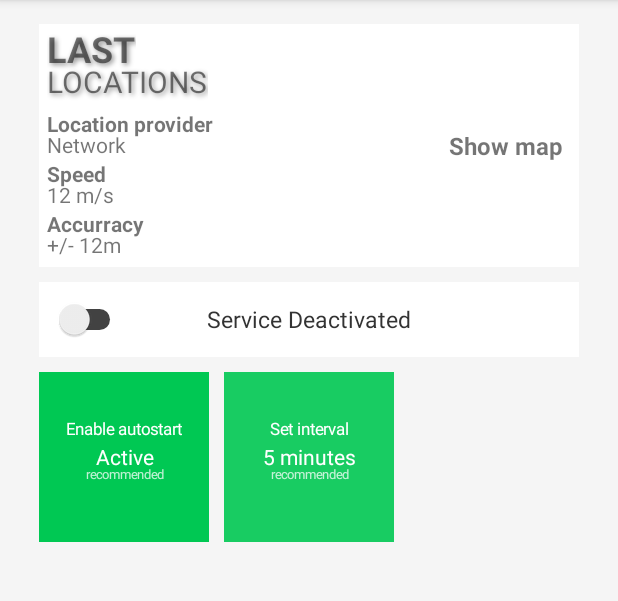
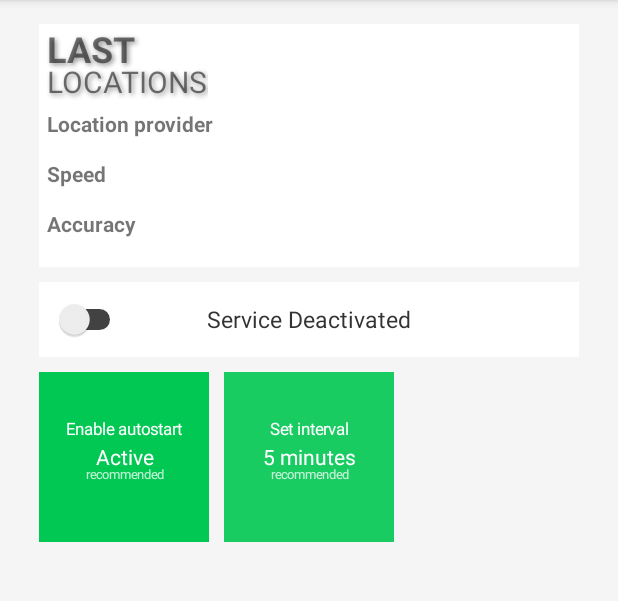
Before and after one commit to intxcc/OwnTrack, an Android app: the screen it shows after launch (MainActivity), after a tap on "LAST", on a phone screen of 412 x 824 dp, the part 84-685 px from its top. Run offline under Robolectric (Android 15) with nearby library versions, the phone set to English and light mode, and no system bars; 3 statements that could not run were skipped.

Commit message:
Added function to Last Location. Remove some early implemented TODO things, to concentrate on main function ATM.

```diff
--- a/app/src/main/java/cc/intx/owntrack/Preferences.java
+++ b/app/src/main/java/cc/intx/owntrack/Preferences.java
@@ -39,16 +39,14 @@ public class Preferences {
 
         private int defaultValue;//The value to use if none is set and to show "recommended" under
         private ArrayList<String> possibleValues;//A list of all possible values
-        private boolean isCustomizable = false;//TODO True is the user should be able to save a custom value
 
         //The constructor sets all variables of this preference
-        public Item(String key, String dataType, ArrayList<String> possibleValues, int defaultValue, boolean isCustomizable, String descriptionTop,
+        public Item(String key, String dataType, ArrayList<String> possibleValues, int defaultValue, String descriptionTop,
                     String descriptionBottom, String valueSuffix, int backgroundColor, int textColor, int activeBackgroundColor, int activeTextColor) {
             this.key = key;
             this.dataType = dataType;
             this.possibleValues = possibleValues;
             this.defaultValue = defaultValue;
-            this.isCustomizable = isCustomizable;//TODO Implement custom settings
             this.descriptionTop = descriptionTop;
             this.descriptionBottom = descriptionBottom;
             this.valueSuffix = valueSuffix;
@@ -116,10 +114,6 @@ public class Preferences {
             return valueSuffix;
         }
 
-        public boolean getIsCustomizable() {
-            return isCustomizable;
-        }
-
         public int getDefaultValue() {
             return defaultValue;
         }
@@ -179,7 +173,7 @@ public class Preferences {
 
         possibleValues.add("Not active");
         possibleValues.add("Active");//default
-        newItem = new Item(currentKey, Boolean.TYPE.toString(), possibleValues, 1, false, "Enable autostart", "Service will restart after reboot", "",
+        newItem = new Item(currentKey, Boolean.TYPE.toString(), possibleValues, 1, "Enable autostart", "Service will restart after reboot", "",
                            getColor(R.color.settingsflipper_bg), getColor(R.color.settingsflipper), getColor(R.color.active_green), getColor(R.color.settingsflipper_bg));
         preferenceItems.add(newItem);
         preferenceItemsKeys.add(currentKey);
@@ -195,7 +189,7 @@ public class Preferences {
         possibleValues.add("30");
         possibleValues.add("45");
         possibleValues.add("60");
-        newItem = new Item(currentKey, Integer.TYPE.toString(), possibleValues, 1, false, "Set interval", "Time between localisation attempts",
+        newItem = new Item(currentKey, Integer.TYPE.toString(), possibleValues, 1, "Set interval", "Time between localisation attempts",
                            " minutes",getColor(R.color.settingsflipper_bg), getColor(R.color.settingsflipper), getColor(R.color.active_green), getColor(R.color.settingsflipper_bg));
         preferenceItems.add(newItem);
         preferenceItemsKeys.add(currentKey);
--- a/app/src/main/res/layout/content_main.xml
+++ b/app/src/main/res/layout/content_main.xml
@@ -43,11 +43,11 @@
                     android:layout_width="wrap_content"
                     android:layout_height="wrap_content"
                     android:padding="5dp"
-                    android:text="Show map"
+                    android:text=""
                     android:layout_gravity="center"
                     android:gravity="center"
                     android:textSize="16sp"
-                    android:textStyle="bold" />
+                    android:textStyle="bold" /><!-- TODO Show Map -->
             </FrameLayout>
 
             <LinearLayout
@@ -73,7 +73,7 @@
                     android:layout_width="wrap_content"
                     android:layout_height="wrap_content"
                     android:layout_marginTop="-5dp"
-                    android:text="Network" />
+                    android:id="@+id/lastLocationProviderTextView" />
 
                 <TextView
                     android:layout_width="wrap_content"
@@ -85,19 +85,19 @@
                     android:layout_width="wrap_content"
                     android:layout_height="wrap_content"
                     android:layout_marginTop="-5dp"
-                    android:text="12 m/s" />
+                    android:id="@+id/lastLocationSpeedTextView" />
 
                 <TextView
                     android:layout_width="wrap_content"
                     android:layout_height="wrap_content"
                     android:textStyle="bold"
-                    android:text="Accurracy" />
+                    android:text="Accuracy" />
 
                 <TextView
                     android:layout_width="wrap_content"
                     android:layout_height="wrap_content"
                     android:layout_marginTop="-5dp"
-                    android:text="+/- 12m" />
+                    android:id="@+id/lastLocationAccuracyTextView" />
 
             </LinearLayout>
 
@@ -112,6 +112,8 @@
                 android:shadowDx="2"
                 android:shadowDy="2"
                 android:shadowColor="#999"
+                android:paddingRight="5dp"
+                android:paddingEnd="5dp"
                 android:layout_columnSpan="1"
                 android:id="@+id/lastLocationsHead1"
                 android:textAllCaps="true" />
@@ -119,10 +121,10 @@
                 android:layout_row="2"
                 android:layout_column="0"
                 android:layout_columnSpan="2"
+                android:shadowColor="#999"
                 android:shadowRadius="4"
                 android:shadowDx="2"
                 android:shadowDy="2"
-                android:shadowColor="#999"
                 android:text="Locations"
                 android:textSize="20sp"
                 android:layout_marginTop="-8dp"
--- a/app/src/main/res/values/colors.xml
+++ b/app/src/main/res/values/colors.xml
@@ -4,6 +4,7 @@
     <color name="colorAccent">#00c853</color>
 
     <color name="colorPrimaryDark">#d42f2f</color>
+
 
     <color name="active_green">@color/colorAccent</color>
     <color name="active_green_bg">#b9f6ca</color>
```
Also changed, not shown: app/src/main/java/cc/intx/owntrack/StatusClass.java (+23 -4 lines).
